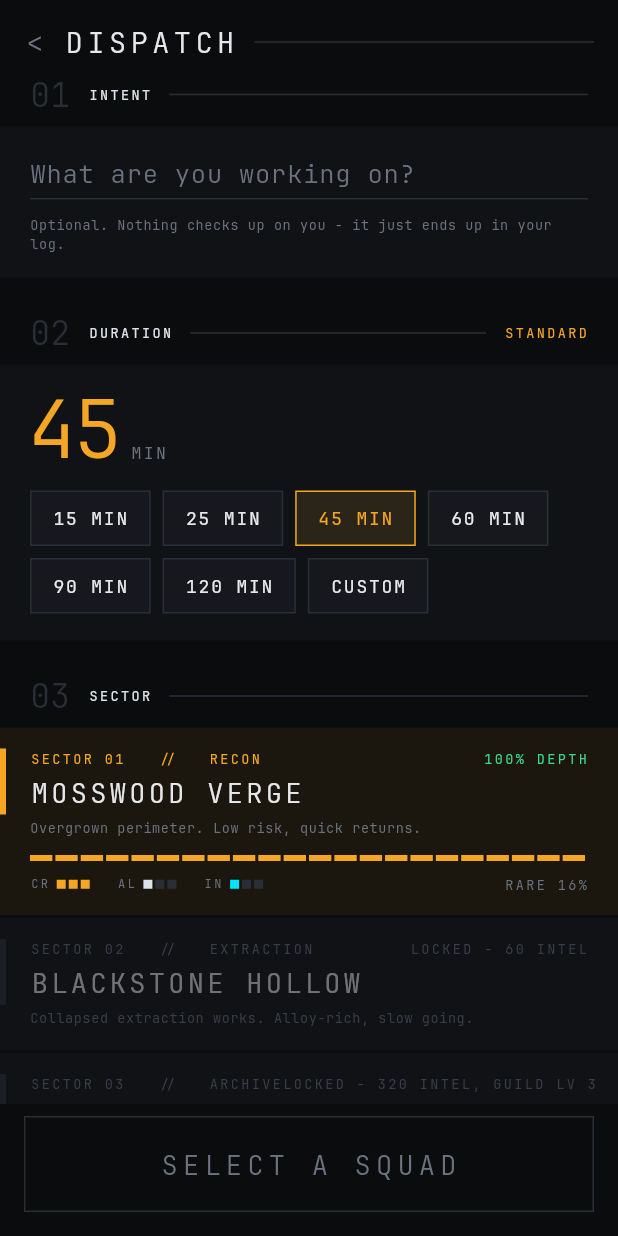
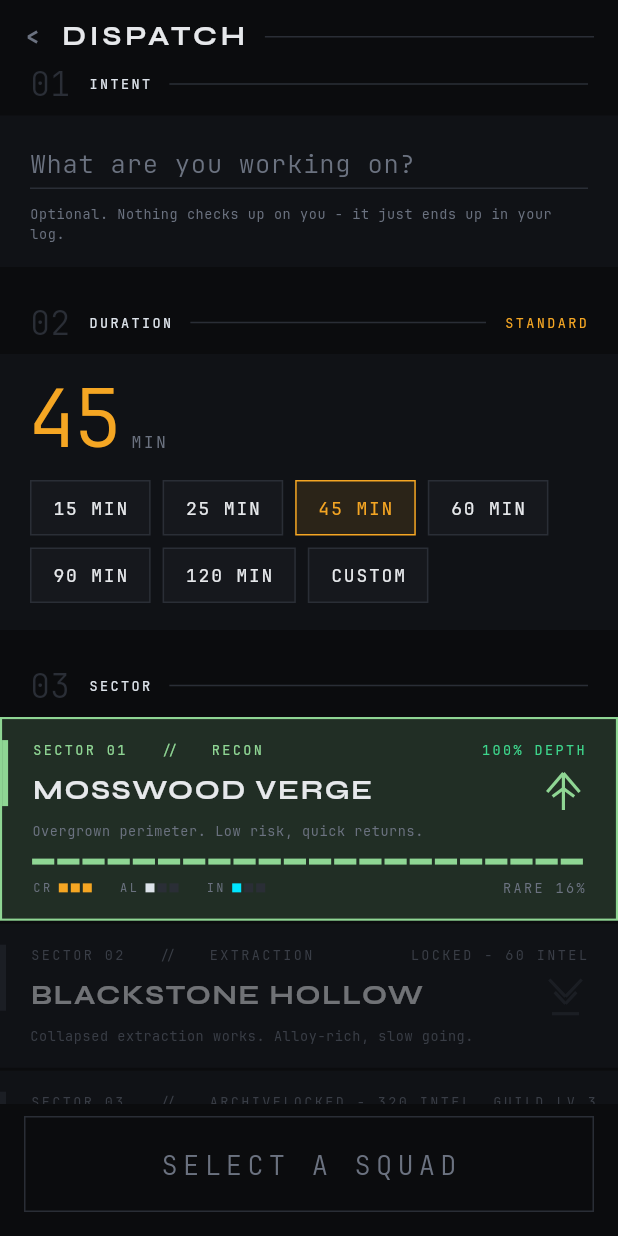
Before and after one commit to beardednotary/telos, a Flutter app: the screen it shows after launch, after a tap on "DISPATCH", on a phone screen of 412 x 824 dp. Run offline on Flutter 3.47's test engine with Material 3 defaults, Android fonts, the phone set to English and light mode, and no system bars; our stand-ins replace flutter_local_notifications, shared_preferences, timezone.

Commit message:
Sigils, per-sector palettes, and Syne for names
Three changes against the same complaint: the app looked like one screen
repeated, which will not survive a scroll past on the App Store.

SIGILS. Every sector gets a carved mark, drawn in a CustomPainter as a few
lines and arcs in a unit square - no assets, no artist, scales to any size.
It is the only thing in the app that is a shape rather than type in a box,
which is most of why it exists. A new sector without a glyph falls back to
a ring, so content can still be added as pure data.

PALETTES. Each sector owns a colour and the app takes it on wherever that
sector is the subject: moss green at the perimeter, ember underground,
bone in the burned archive, violet past the map, gold at the spire. On
dispatch, unlocked sectors carry a wash of their own colour and the chosen
one is properly filled and bordered. The live run and the debrief take the
sector's colour across their whole header band. Five screenshots now look
like five places.

SYNE for names only. Sector names, the guild, members, gear, screen titles
and row labels. It has no Light weight and that is the point: a heavy
carved display against thin machine readout is the contrast. Every number
stays in JetBrains Mono, including the countdown, which was the thing that
prompted all of this.

Also adds a golden test that renders dispatch, session and debrief to PNG,
so the look can be checked without a build. Tagged and skipped by default,
since font rasterisation differs per platform.

Co-Authored-By: Claude Opus 5 <noreply@anthropic.com>

```diff
--- a/lib/data/content.dart
+++ b/lib/data/content.dart
@@ -77,6 +77,7 @@ const Map<String, ClassDef> kClasses = {
 const List<Sector> kSectors = [
   Sector(
     id: 'mosswood',
+    accent: 0xFF8FD694,
     name: 'MOSSWOOD VERGE',
     designation: 'SECTOR 01',
     blurb: 'Overgrown perimeter. Low risk, quick returns.',
@@ -97,6 +98,7 @@ const List<Sector> kSectors = [
   ),
   Sector(
     id: 'blackstone',
+    accent: 0xFFFF8A3D,
     name: 'BLACKSTONE HOLLOW',
     designation: 'SECTOR 02',
     blurb: 'Collapsed extraction works. Alloy-rich, slow going.',
@@ -118,6 +120,7 @@ const List<Sector> kSectors = [
   ),
   Sector(
     id: 'cinder',
+    accent: 0xFFEDE4D3,
     name: 'THE CINDER ARCHIVE',
     designation: 'SECTOR 03',
     blurb: 'A burned library that never finished burning. Dense with INTEL.',
@@ -140,6 +143,7 @@ const List<Sector> kSectors = [
   ),
   Sector(
     id: 'riftline',
+    accent: 0xFFA78BFA,
     name: 'RIFTLINE DESCENT',
     designation: 'SECTOR 04',
     blurb: 'Past the last marked map. Only a long run gets anywhere.',
@@ -162,6 +166,7 @@ const List<Sector> kSectors = [
   ),
   Sector(
     id: 'spire',
+    accent: 0xFFFFD166,
     name: 'THE SPIRE OF TELOS',
     designation: 'SECTOR 05',
     blurb: 'The reason the guild reopened. Bring everything.',
--- a/lib/models/models.dart
+++ b/lib/models/models.dart
@@ -233,6 +233,11 @@ class Sector {
 
   final List<String> journal; // flavor lines shown in the debrief
 
+  /// Every sector owns a colour. The app takes it on wherever that sector is
+  /// the subject - dispatch, the live run, the debrief, the log - so the
+  /// screens stop being five views of the same amber.
+  final int accent;
+
   const Sector({
     required this.id,
     required this.name,
@@ -249,6 +254,7 @@ class Sector {
     this.intelToUnlock = 0,
     this.guildLevelToUnlock = 1,
     this.journal = const [],
+    required this.accent,
   });
 }
 
--- a/lib/screens/dispatch_screen.dart
+++ b/lib/screens/dispatch_screen.dart
@@ -5,6 +5,7 @@ import '../data/content.dart';
 import '../models/models.dart';
 import '../state/guild_controller.dart';
 import '../theme/telos_theme.dart';
+import '../widgets/sigil.dart';
 import '../widgets/terminal.dart';
 
 /// The pre-session decision, in one screen:
@@ -319,14 +320,23 @@ class _SectorBand extends StatelessWidget {
     }
 
     final depth = (minutes / sector.nominalMinutes).clamp(0.0, 1.0);
-    final accent = selected ? T.amber : (blocked ? T.line : T.dim);
+    final sc = Color(sector.accent);
+    final accent =
+        blocked ? T.line : (selected ? sc : sc.withValues(alpha: 0.4));
 
     return GestureDetector(
       onTap: onTap,
       behavior: HitTestBehavior.opaque,
       child: Container(
         margin: const EdgeInsets.only(bottom: 2),
-        color: selected ? T.amber.withValues(alpha: 0.07) : T.band,
+        decoration: BoxDecoration(
+          // Every unlocked sector carries a wash of its own colour and the
+          // chosen one is properly lit, so the list reads as five different
+          // places rather than five identical rows.
+          color:
+              blocked ? T.band : sc.withValues(alpha: selected ? 0.17 : 0.055),
+          border: selected ? Border.all(color: sc, width: 1.4) : null,
+        ),
         padding: const EdgeInsets.fromLTRB(0, 14, 20, 14),
         child: Opacity(
           opacity: blocked ? 0.45 : 1,
@@ -342,20 +352,29 @@ class _SectorBand extends StatelessWidget {
                     Row(
                       children: [
                         Text('${sector.designation}   //   ${sector.kind}',
-                            style: T.micro.copyWith(
-                                color: selected ? T.amber : T.dim)),
+                            style: T.micro
+                                .copyWith(color: selected ? sc : T.dim)),
                         const Spacer(),
                         Text(
                           reason ?? '${(depth * 100).round()}% DEPTH',
                           style: T.micro.copyWith(
                               color: reason != null
                                   ? T.dim
-                                  : (depth >= 1.0 ? T.good : T.amber)),
+                                  : (depth >= 1.0 ? T.good : sc)),
                         ),
                       ],
                     ),
                     const SizedBox(height: 6),
-                    Text(sector.name, style: T.title.copyWith(fontSize: 18)),
+                    Row(
+                      children: [
+                        Expanded(
+                          child: Text(sector.name,
+                              style: T.title.copyWith(fontSize: 18)),
+                        ),
+                        const SizedBox(width: 12),
+                        Sigil(sectorId: sector.id, color: accent, size: 30),
+                      ],
+                    ),
                     const SizedBox(height: 5),
                     Text(sector.blurb,
                         style: T.micro.copyWith(letterSpacing: 0.4, height: 1.6)),
@@ -365,7 +384,7 @@ class _SectorBand extends StatelessWidget {
                           value: depth,
                           segments: 22,
                           height: 4,
-                          color: selected ? T.amber : T.dim),
+                          color: selected ? sc : T.dim),
                       const SizedBox(height: 9),
                       Row(
                         children: [
--- a/lib/screens/home_screen.dart
+++ b/lib/screens/home_screen.dart
@@ -265,11 +265,7 @@ class _GoalBand extends StatelessWidget {
                     ],
                   ),
                   const SizedBox(height: 8),
-                  Text(goal.label,
-                      style: T.mono.copyWith(
-                          fontSize: 19,
-                          letterSpacing: 2.2,
-                          fontWeight: FontWeight.w300)),
+                  Text(goal.label, style: T.title.copyWith(fontSize: 19)),
                   const SizedBox(height: 12),
                   Padding(
                     padding: const EdgeInsets.only(right: 20),
--- a/lib/theme/telos_theme.dart
+++ b/lib/theme/telos_theme.dart
@@ -52,10 +52,9 @@ class T {
   /// is what makes the countdown look carved rather than typed - it is not a
   /// different font, just weight and scale. Below 16px Light goes muddy, so
   /// small labels keep their weight and lean on [micro] instead.
-  static TextStyle heading = mono.copyWith(
-    fontSize: 19,
-    letterSpacing: 3.0,
-    fontWeight: FontWeight.w300,
+  static TextStyle heading = display.copyWith(
+    fontSize: 18,
+    letterSpacing: 2.6,
   );
 
   static TextStyle data = mono.copyWith(fontSize: 13);
@@ -78,18 +77,21 @@ class T {
     letterSpacing: -0.5,
   );
 
-  static TextStyle title = mono.copyWith(
-    fontSize: 22,
-    fontWeight: FontWeight.w300,
-    letterSpacing: 2.2,
-    height: 1.2,
-  );
+  static TextStyle title = display.copyWith(fontSize: 22, letterSpacing: 1.2);
 
   /// A row label in a list: still display-scale, so still Light.
-  static TextStyle row = mono.copyWith(
-    fontSize: 18,
-    fontWeight: FontWeight.w300,
-    letterSpacing: 2.4,
+  static TextStyle row = display.copyWith(fontSize: 18, letterSpacing: 2.0);
+
+  /// Syne, used ONLY for names: sectors, the guild, screen titles. It has no
+  /// Light weight, and that is deliberate - a heavy carved display set against
+  /// thin machine readout is the whole contrast. Numbers stay in the mono.
+  static TextStyle display = const TextStyle(
+    fontFamily: 'Syne',
+    fontVariations: [FontVariation('wght', 700)],
+    color: text,
+    fontSize: 22,
+    letterSpacing: 1.0,
+    height: 1.15,
   );
 
   static TextStyle micro = mono.copyWith(
--- /dev/null
+++ b/lib/widgets/sigil.dart
@@ -0,0 +1,157 @@
+import 'dart:math';
+
+import 'package:flutter/material.dart';
+
+import '../theme/telos_theme.dart';
+
+/// A carved mark for each sector.
+///
+/// Drawn, not drawn-by-an-artist: every glyph is a handful of straight lines
+/// and arcs in a unit square, so the whole system costs nothing to ship and
+/// scales to any size. This is the one thing in the app that is a *shape*
+/// rather than type in a box, which is most of the reason it exists - five
+/// screens that each carry a different mark stop looking like one screen.
+class Sigil extends StatelessWidget {
+  const Sigil({
+    super.key,
+    required this.sectorId,
+    required this.color,
+    this.size = 40,
+    this.strokeScale = 1.0,
+  });
+
+  final String sectorId;
+  final Color color;
+  final double size;
+  final double strokeScale;
+
+  @override
+  Widget build(BuildContext context) {
+    return SizedBox(
+      width: size,
+      height: size,
+      child: CustomPaint(
+        painter: _SigilPainter(sectorId, color, strokeScale),
+      ),
+    );
+  }
+}
+
+class _SigilPainter extends CustomPainter {
+  _SigilPainter(this.id, this.color, this.strokeScale);
+
+  final String id;
+  final Color color;
+  final double strokeScale;
+
+  @override
+  void paint(Canvas canvas, Size size) {
+    final s = size.width;
+    final paint = Paint()
+      ..color = color
+      ..style = PaintingStyle.stroke
+      ..strokeWidth = s * 0.07 * strokeScale
+      ..strokeCap = StrokeCap.butt
+      ..strokeJoin = StrokeJoin.miter;
+
+    Offset p(double x, double y) => Offset(x * s, y * s);
+    void line(double x1, double y1, double x2, double y2) =>
+        canvas.drawLine(p(x1, y1), p(x2, y2), paint);
+
+    switch (id) {
+      // MOSSWOOD VERGE - a treeline. Chevron over a stem, notched either side.
+      case 'mosswood':
+        line(0.5, 0.10, 0.14, 0.52);
+        line(0.5, 0.10, 0.86, 0.52);
+        line(0.5, 0.10, 0.5, 0.92);
+        line(0.26, 0.62, 0.5, 0.44);
+        line(0.74, 0.62, 0.5, 0.44);
+
+      // BLACKSTONE HOLLOW - a descent. Nested wedges dropping into a floor.
+      case 'blackstone':
+        line(0.14, 0.14, 0.5, 0.52);
+        line(0.86, 0.14, 0.5, 0.52);
+        line(0.26, 0.42, 0.5, 0.68);
+        line(0.74, 0.42, 0.5, 0.68);
+        line(0.2, 0.9, 0.8, 0.9);
+
+      // THE CINDER ARCHIVE - stacked pages, burned through the middle.
+      case 'cinder':
+        final r = Rect.fromLTWH(s * 0.16, s * 0.16, s * 0.68, s * 0.68);
+        canvas.drawRect(r, paint);
+        line(0.3, 0.38, 0.7, 0.38);
+        line(0.3, 0.62, 0.7, 0.62);
+        // the burn: a gap punched through the stack
+        final gap = Paint()..color = T.black;
+        canvas.drawRect(
+            Rect.fromCenter(
+                center: Offset(s * 0.5, s * 0.5),
+                width: s * 0.2,
+                height: s * 0.34),
+            gap);
+
+      // RIFTLINE DESCENT - a split. Two halves pulled apart down the middle.
+      case 'riftline':
+        line(0.5, 0.04, 0.5, 0.96);
+        line(0.26, 0.2, 0.12, 0.5);
+        line(0.12, 0.5, 0.26, 0.8);
+        line(0.74, 0.2, 0.88, 0.5);
+        line(0.88, 0.5, 0.74, 0.8);
+
+      // THE SPIRE OF TELOS - a tower, banded, with something at the top.
+      case 'spire':
+        line(0.5, 0.06, 0.24, 0.94);
+        line(0.5, 0.06, 0.76, 0.94);
+        line(0.33, 0.52, 0.67, 0.52);
+        line(0.28, 0.73, 0.72, 0.73);
+        canvas.drawCircle(
+            Offset(s * 0.5, s * 0.2), s * 0.07, paint..style = PaintingStyle.fill);
+
+      // Fallback: a plain ring, so a new sector without a glyph still renders.
+      default:
+        canvas.drawCircle(Offset(s * 0.5, s * 0.5), s * 0.36, paint);
+        line(0.5, 0.14, 0.5, 0.86);
+    }
+  }
+
+  @override
+  bool shouldRepaint(covariant _SigilPainter old) =>
+      old.id != id || old.color != color || old.strokeScale != strokeScale;
+}
+
+/// A sigil set into a bordered plate, for places that need more presence than
+/// the bare mark: the session screen, the debrief header.
+class SigilPlate extends StatelessWidget {
+  const SigilPlate({
+    super.key,
+    required this.sectorId,
+    required this.color,
+    this.size = 84,
+  });
+
+  final String sectorId;
+  final Color color;
+  final double size;
+
+  @override
+  Widget build(BuildContext context) {
+    return Container(
+      width: size,
+      height: size,
+      decoration: BoxDecoration(
+        border: Border.all(color: color.withValues(alpha: 0.35)),
+        color: color.withValues(alpha: 0.05),
+      ),
+      alignment: Alignment.center,
+      child: Transform.rotate(
+        angle: 0,
+        child: Sigil(
+          sectorId: sectorId,
+          color: color,
+          size: size * 0.52,
+          strokeScale: max(0.8, 1.1 - size / 400),
+        ),
+      ),
+    );
+  }
+}
```
Also changed, not shown: assets/fonts/OFL-Syne.txt (added, +93 -0 lines), dart_test.yaml (added, +9 -0 lines), lib/main.dart (+8 -2 lines), lib/screens/debrief_screen.dart (+17 -5 lines), lib/screens/log_screen.dart (+16 -5 lines), lib/screens/session_screen.dart (+27 -8 lines), pubspec.yaml (+7 -0 lines), assets/fonts/Syne-Variable.ttf (added), 4 other files.
